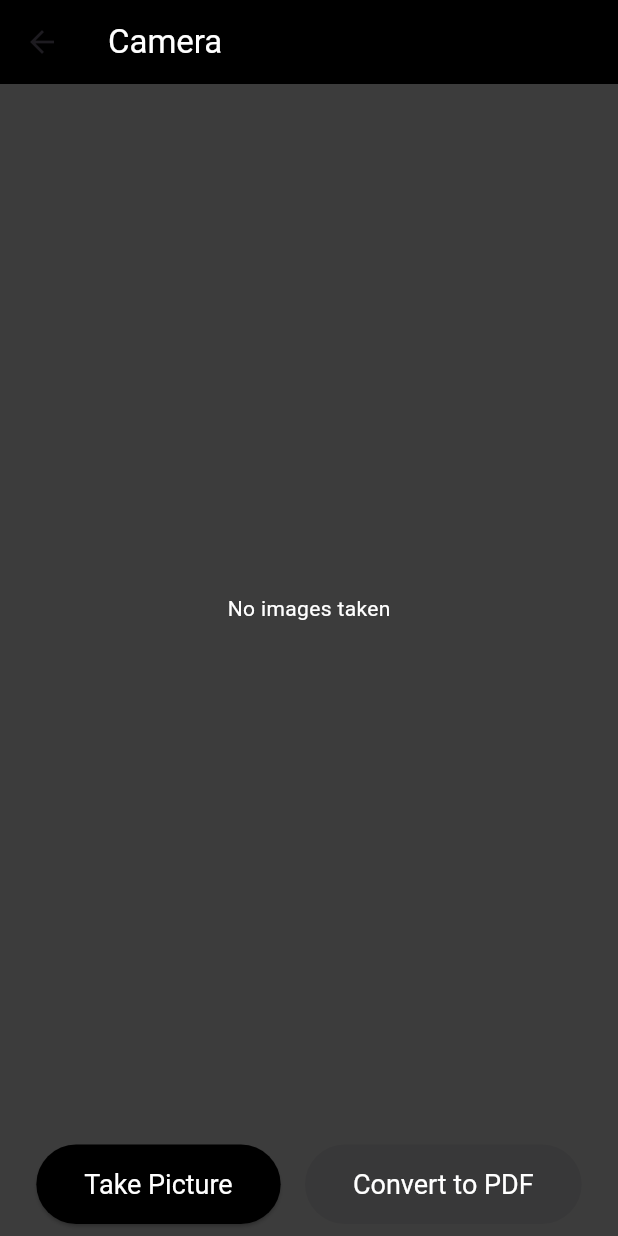
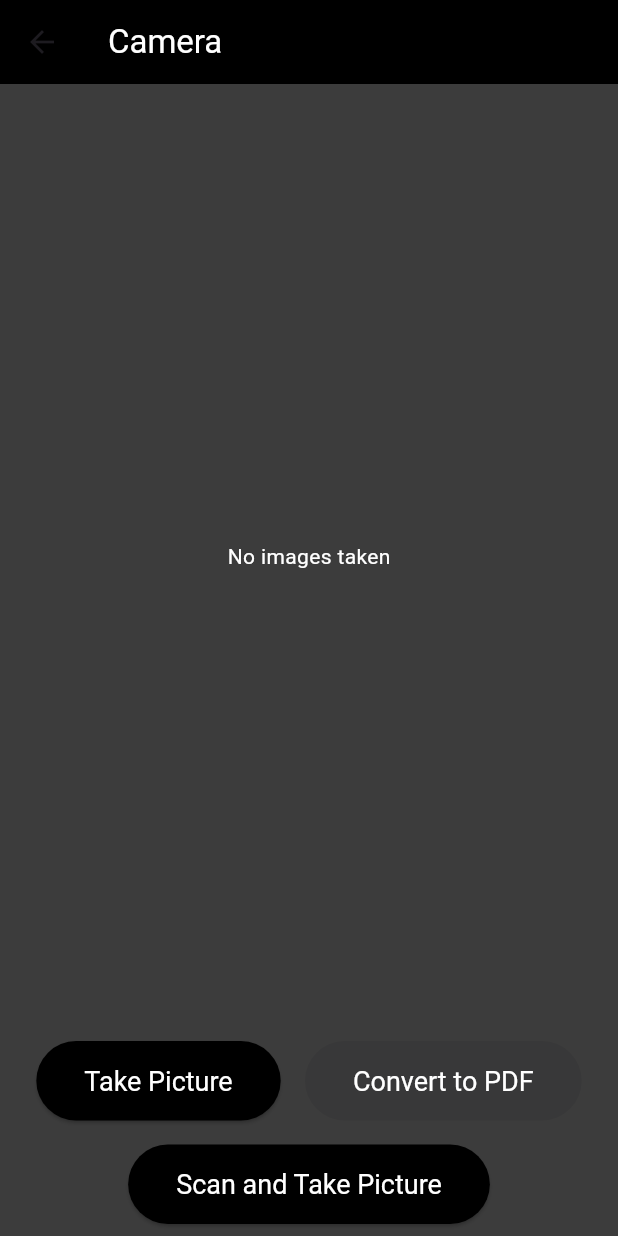
Before and after one commit to im-nilesh/pdf_viewer, a Flutter app: the CameraScreen screen opened directly, on a phone screen of 412 x 824 dp. Run offline on Flutter 3.47's test engine with Material 3 defaults, Android fonts, the phone set to English and light mode, and no system bars; our stand-ins replace google_fonts, image_picker, permission_handler, shared_preferences; missing offline and left inert: android_intent_plus, flutter_pdfview; accounts and stored records are empty.

Commit message:
Scan pdf button added

```diff
--- a/lib/screens/camera_screen.dart
+++ b/lib/screens/camera_screen.dart
@@ -197,6 +197,25 @@ class _CameraScreenState extends State<CameraScreen> {
               ],
             ),
           ),
+          Padding(
+            padding: const EdgeInsets.all(8.0),
+            child: ElevatedButton(
+              style: ElevatedButton.styleFrom(
+                backgroundColor: Colors.black,
+                padding:
+                    const EdgeInsets.symmetric(vertical: 16, horizontal: 32),
+                textStyle: const TextStyle(fontSize: 18),
+              ),
+              onPressed: () {
+                // Add your scan and take picture logic here
+                _pickImage();
+              },
+              child: const Text(
+                'Scan and Take Picture',
+                style: TextStyle(color: Colors.white),
+              ),
+            ),
+          ),
         ],
       ),
     );
```
Also changed, not shown: lib/screens/PdfViewerScreen.dart (added, +79 -0 lines), lib/screens/pdf_list_screen.dart (+8 -1 lines).
